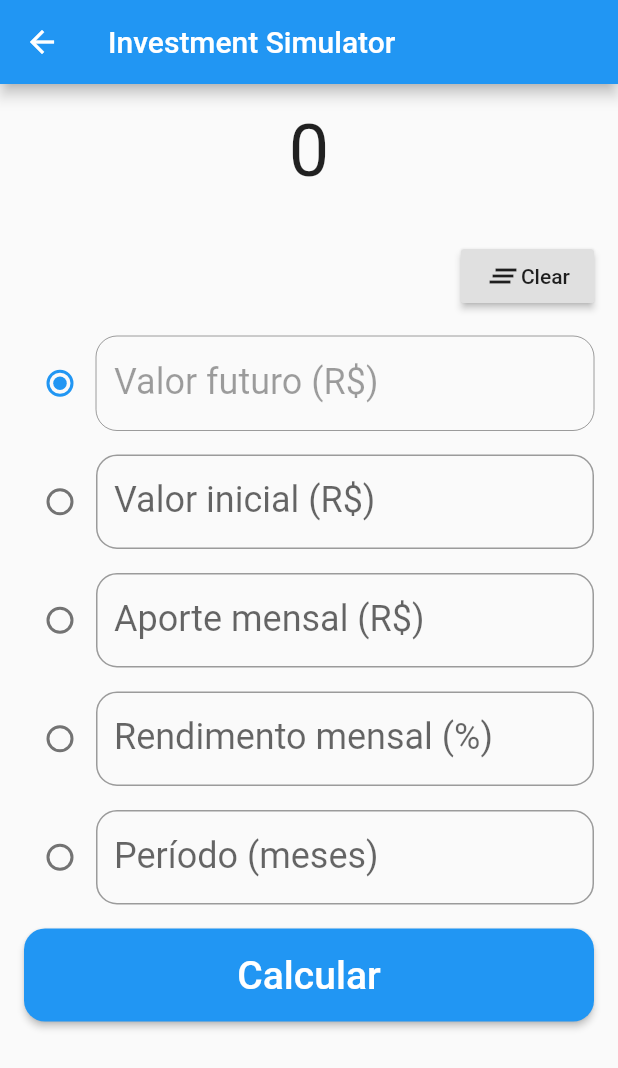
After one commit to Fagitech/Financial-Calc, a Flutter app: the InvestmentSimulator screen opened directly, after a tap on "Calcular", on a phone screen of 412 x 824 dp. The commit adds this screen. Shown: the top 1068 px of the screen. Run offline on Flutter 3.47's test engine with Material 2 defaults, Android fonts, the phone set to English and light mode, and no system bars.

Commit message:
InvestmentSimulator.dart

```diff
--- /dev/null
+++ b/lib/InvestmentSimulator.dart
@@ -0,0 +1,208 @@
+import 'package:flutter/material.dart';
+import 'dart:math';
+
+
+class InvestmentSimulator extends StatefulWidget {
+  @override
+  _InvestmentSimulatorState createState() => _InvestmentSimulatorState();
+}
+
+class _InvestmentSimulatorState extends State<InvestmentSimulator> {
+
+  TextEditingController _valorFuturo = TextEditingController();
+  TextEditingController _valorInicial = TextEditingController();
+  TextEditingController _aporteMensal = TextEditingController();
+  TextEditingController _rendimento = TextEditingController();
+  TextEditingController _periodo = TextEditingController();
+
+
+  List<bool> _enable = [false, true, true, true, true];
+
+  _inputFields(){
+
+    Map< int, List<dynamic> > _map = {
+      0 : [ "Valor futuro (R\$)"     , _valorFuturo  , _enable[0] ],
+      1 : [ "Valor inicial (R\$)"    , _valorInicial , _enable[1]  ],
+      2 : [ "Aporte mensal (R\$)"    , _aporteMensal , _enable[2]  ],
+      3 : [ "Rendimento mensal (%)"  , _rendimento   , _enable[3]  ],
+      4 : [ "Período (meses)"        , _periodo      , _enable[4]  ],
+    };
+
+    List<Widget> list = [];
+    for( int i = 0; i < _map.length; i++ ){
+      list += [
+        Padding(
+            padding: EdgeInsets.only(top: 16),
+            child: Row(
+              mainAxisAlignment: MainAxisAlignment.start,
+              children: <Widget>[
+
+                Radio(
+                    activeColor: Colors.blue,
+                    value: i,
+                    groupValue: _radioGroup,
+                    onChanged: (op){
+                      setState(() {
+                        _radioGroup = op;
+                        _enable = [true, true, true, true, true];
+                        _enable[op] = false;
+                      });
+                    }
+                ),
+
+                Expanded(
+                  child: TextField(
+                    keyboardType: TextInputType.number,
+                    enabled: _map[i][2],
+                    decoration: InputDecoration(
+                        labelText: _map[i][0],
+                        labelStyle: TextStyle(
+                          fontSize: 24,
+                        ),
+                        border: OutlineInputBorder(
+                            borderRadius: BorderRadius.circular(14.0)
+                        )
+                    ),
+                    style: TextStyle(
+                        fontSize: 20
+                    ),
+                    controller: _map[i][1],
+                  ),
+                ),
+
+              ],
+            )
+        )
+        ];
+    }
+      return list;
+  }
+
+   _calcular(){
+
+    double _vf = double.tryParse(_valorFuturo.text) ?? 0;
+    double _vi = double.tryParse(_valorInicial.text) ?? 0;
+    double _am = double.tryParse(_aporteMensal.text) ?? 0;
+    double _r = double.tryParse(_rendimento.text) ?? 0;
+    double _p = double.tryParse(_periodo.text) ?? 0;
+
+
+    switch(_radioGroup){
+
+      case 0:
+        print(_radioGroup);
+        var _x = _vi * pow(1 + _r / 100, _p) + _am * (pow(1 + _r/100, _p) - 1) / (_r/100);
+        if(_x.isNaN){
+          setState(() {
+            _resultado = "0";
+          });
+        }else{
+          setState(() {
+            _resultado = _x.toStringAsFixed(2);
+          });
+        }
+        break;
+
+      case 1:
+        print(_radioGroup);
+        break;
+      case 2:
+        print(_radioGroup);
+        break;
+      case 3:
+        print(_radioGroup);
+        break;
+      case 4:
+        print(_radioGroup);
+        break;
+    }
+
+  }
+
+  _clear(){
+    _valorFuturo.text = "";
+    _valorInicial.text = "";
+    _aporteMensal.text = "";
+    _rendimento.text = "";
+    _periodo.text ="";
+    setState(() {
+      _resultado = "0";
+    });
+  }
+
+  String _resultado = "0";
+  int _radioGroup = 0;
+
+  @override
+  Widget build(BuildContext context) {
+    return Scaffold(
+      appBar: AppBar(
+          title: Text("Investment Simulator")
+      ),
+      body: Container(
+        height: double.infinity,
+        child: SingleChildScrollView(
+          padding: EdgeInsets.all(16),
+          child: Column(
+            mainAxisAlignment: MainAxisAlignment.center,
+            crossAxisAlignment: CrossAxisAlignment.stretch,
+            children: <Widget>[
+
+
+              Padding(
+                  padding: EdgeInsets.only(bottom: 32),
+                  child: Text(
+                    "$_resultado",
+                    style: TextStyle(
+                        fontSize: 48
+                    ),
+                    textAlign: TextAlign.center,
+                  )
+              ),
+
+              Row(
+                  mainAxisAlignment: MainAxisAlignment.end,
+                  children: <Widget>[
+                    RaisedButton(
+                        child: Row(
+                          children: <Widget>[
+                            Icon(Icons.clear_all),
+                            Text("Clear")
+                          ],
+                        ),
+                        onPressed: _clear
+                    )
+                  ]
+              ),
+
+              Column(
+                children: _inputFields(),
+              ),
+
+
+              Padding(
+                padding: EdgeInsets.only(top: 16),
+                child: RaisedButton(
+                    color: Colors.blue,
+                    shape: RoundedRectangleBorder(
+                      borderRadius: BorderRadius.circular(14.0),
+                    ),
+                    padding: EdgeInsets.fromLTRB(64, 16, 64, 16),
+                    child: Text(
+                      "Calcular",
+                      style: TextStyle(
+                          fontSize: 26,
+                          color: Colors.white
+                      ),
+                    ),
+                    onPressed: _calcular
+                ),
+              )
+
+            ],
+          ),
+        ),
+      )
+    );
+  }
+}
--- a/lib/main.dart
+++ b/lib/main.dart
@@ -1,3 +1,4 @@
+import 'package:financial_calc/InvestmentSimulator.dart';
 import 'package:flutter/material.dart';
 import 'InterestRateConverter.dart';
 
@@ -22,10 +23,12 @@ class _HomeState extends State<Home> {
         title: Text("Financial Calc"),
       ),
       body: Column(
+        mainAxisAlignment: MainAxisAlignment.center,
         crossAxisAlignment: CrossAxisAlignment.stretch,
         children: <Widget>[
           RaisedButton(
-            child: Text("Interest Rate Converter"),
+            color: Colors.blue,
+            child: Text("Interest Rate Converter",style: TextStyle(color: Colors.white)),
             padding: EdgeInsets.all(16),
             onPressed: (){
               Navigator.push(
@@ -34,6 +37,17 @@ class _HomeState extends State<Home> {
               );
             },
           ),
+          RaisedButton(
+            color: Colors.blue,
+            child: Text("Investment Simulator",style: TextStyle(color: Colors.white)),
+            padding: EdgeInsets.all(16),
+            onPressed: (){
+              Navigator.push(
+                context,
+                MaterialPageRoute(builder: (context) => InvestmentSimulator())
+              );
+            },
+          ),
         ],
       ),
     );
```
